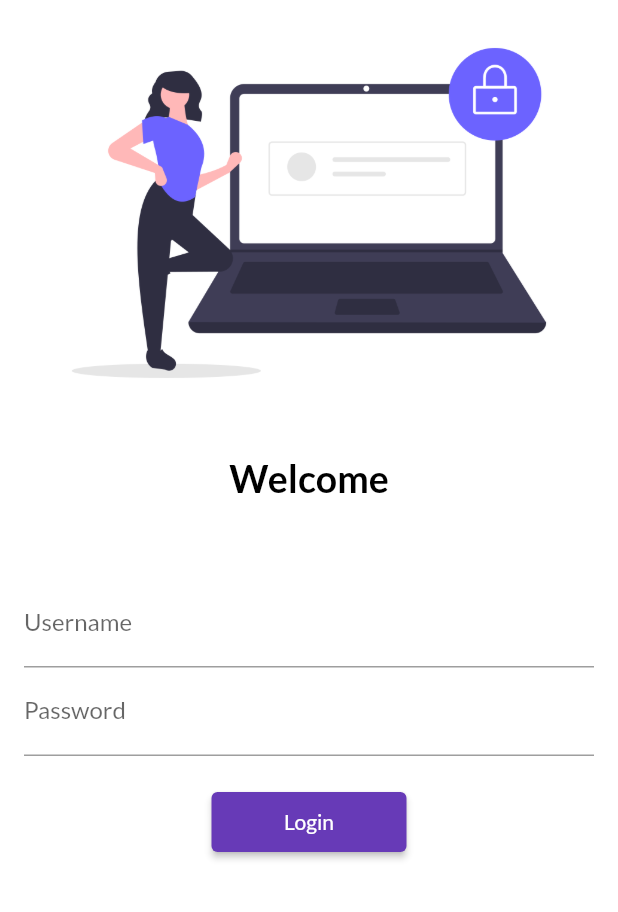
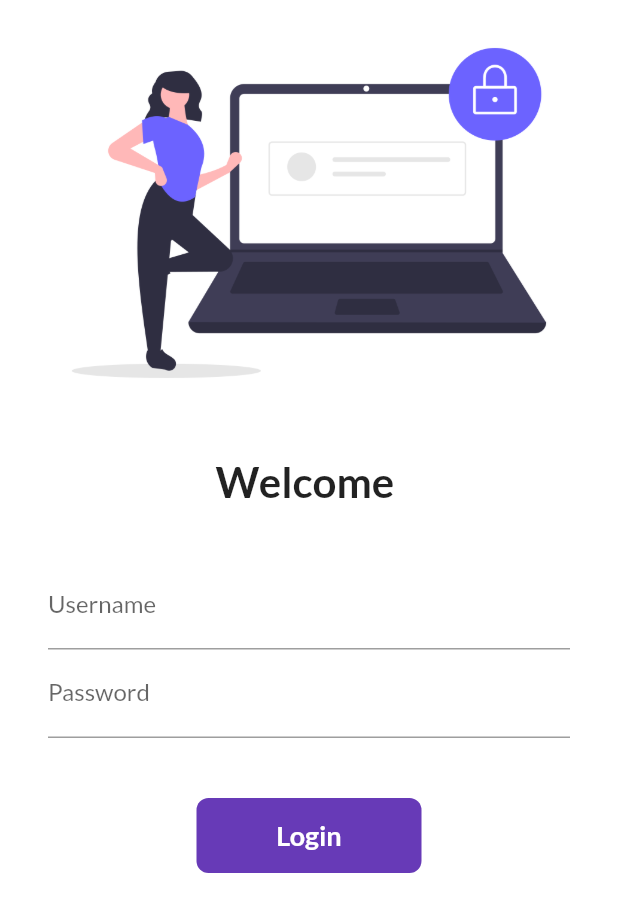
Before and after one commit to Sthitjoshi/30_days_of_flutter, a Flutter app: the screen it shows after launch, on a phone screen of 412 x 824 dp. Shown: the top 912 px of the screen. Run offline on Flutter 3.47's test engine with Material 2 defaults, Android fonts, the phone set to English and light mode, and no system bars; our stand-ins replace google_fonts.

Commit message:
day 4 completed

```diff
--- a/lib/home_page.dart
+++ b/lib/home_page.dart
@@ -8,7 +8,7 @@
   Widget build(BuildContext context) {
     return  Scaffold(
       appBar: AppBar(
-        title:const Text("Catalog App"),
+        title:const Text("Welcome to my App"),
       ),
       body: Center(
         child: Text("Welcome to $days days flutter with $name"),
--- a/lib/login_page.dart
+++ b/lib/login_page.dart
@@ -1,67 +1,115 @@
 import 'package:basics_of_flutter_30days/utils/routes.dart';
 import 'package:flutter/material.dart';
 
-class LoginPage extends StatelessWidget {
+
+class LoginPage extends StatefulWidget {
   const LoginPage({super.key});
+
+  @override
+  // ignore: library_private_types_in_public_api
+  _LoginPageState createState() => _LoginPageState();
+}
+
+class _LoginPageState extends State<LoginPage> {
+  String name = "";
+  bool changeButton = false;
 
   @override
   Widget build(BuildContext context) {
     return Material(
-      color: Colors.white ,
+        color: Colors.white,
         child: SingleChildScrollView(
           child: Column(
-        crossAxisAlignment: CrossAxisAlignment.center,
             children: [
-          Image.asset("assets/images/login.png.png",fit: BoxFit.cover),
+              Image.asset(
+                "assets/images/login.png.png",
+                fit: BoxFit.cover,
+              ),
               const SizedBox(
-            height: 20,
+                height: 20.0,
               ),
-          const Text(
-              "Welcome",
-            style: TextStyle(
-              fontSize:25,
+              Text(
+                "Welcome $name",
+                style: const TextStyle(
+                  fontSize: 28,
                   fontWeight: FontWeight.bold,
-              color: Colors.black,
                 ),
               ),
               const SizedBox(
-            height: 20,
+                height: 20.0,
               ),
               Padding(
-            padding: const EdgeInsets.symmetric(horizontal:16,vertical:32),
+                padding: const EdgeInsets.symmetric(
+                    vertical: 16.0, horizontal: 32.0),
                 child: Column(
                   children: [
                     TextFormField(
-
                       decoration: const InputDecoration(
-                    hintText: "Enter UserName",
+                        hintText: "Enter username",
                         labelText: "Username",
                       ),
+                      onChanged: (value) {
+                        name = value;
+                        setState(() {});
+                      },
                     ),
                     TextFormField(
-                  obscureText:true,
+                      obscureText: true,
                       decoration: const InputDecoration(
-                    hintText: "EnterPassword",
+                        hintText: "Enter password",
                         labelText: "Password",
                       ),
                     ),
                     const SizedBox(
-                  height: 20,
+                      height: 40.0,
                     ),
-                ElevatedButton(
-                    onPressed: (){
-                     Navigator.pushNamed(context,myRoutes.homeRoutes);
+
+                    InkWell(
+                      onTap: () async {
+                        setState(() {
+                          changeButton = true;
+                        });
+                        await Future.delayed(const Duration(seconds: 1));
+                        // ignore: use_build_context_synchronously
+                        Navigator.pushNamed(context, myRoutes.homeRoutes);
                       },
-                      style:TextButton.styleFrom(minimumSize:const Size(130, 40)),
-                    child:const Text("Login"),
+                      child: AnimatedContainer(
+                        duration: const Duration(seconds: 1),
+                        width: changeButton ? 50 : 150,
+                        height: 50,
+                        alignment: Alignment.center,
+                        decoration: BoxDecoration(
+                          color: Colors.deepPurple,
+                          borderRadius:
+                          BorderRadius.circular(changeButton ? 50 : 8),
+                        ),
+                        child: changeButton
+                            ? const Icon(
+                          Icons.done,
+                          color: Colors.white,
+                        )
+                            : const Text(
+                          "Login",
+                          style: TextStyle(
+                              color: Colors.white,
+                              fontWeight: FontWeight.bold,
+                              fontSize: 18),
+                        ),
+                      ),
+                    ),
+
+                    // ElevatedButton(
+                    //   child: Text("Login"),
+                    //   style: TextButton.styleFrom(minimumSize: Size(150, 40)),
+                    //   onPressed: () {
+                    //     Navigator.pushNamed(context, MyRoutes.homeRoute);
+                    //   },
+                    // )
+                  ],
+                ),
               )
             ],
           ),
-            ),
-
-        ],
-    ),
-      ),
-    );
+        ));
   }
 }
--- a/lib/main.dart
+++ b/lib/main.dart
@@ -2,7 +2,7 @@
 import 'package:basics_of_flutter_30days/utils/routes.dart';
 import 'package:flutter/material.dart';
 import 'package:google_fonts/google_fonts.dart';
-import 'package:google_fonts/google_fonts.dart';
+
 
 import 'home_page.dart';
 
```
Lines whose indentation alone changed are shown as unchanged.
